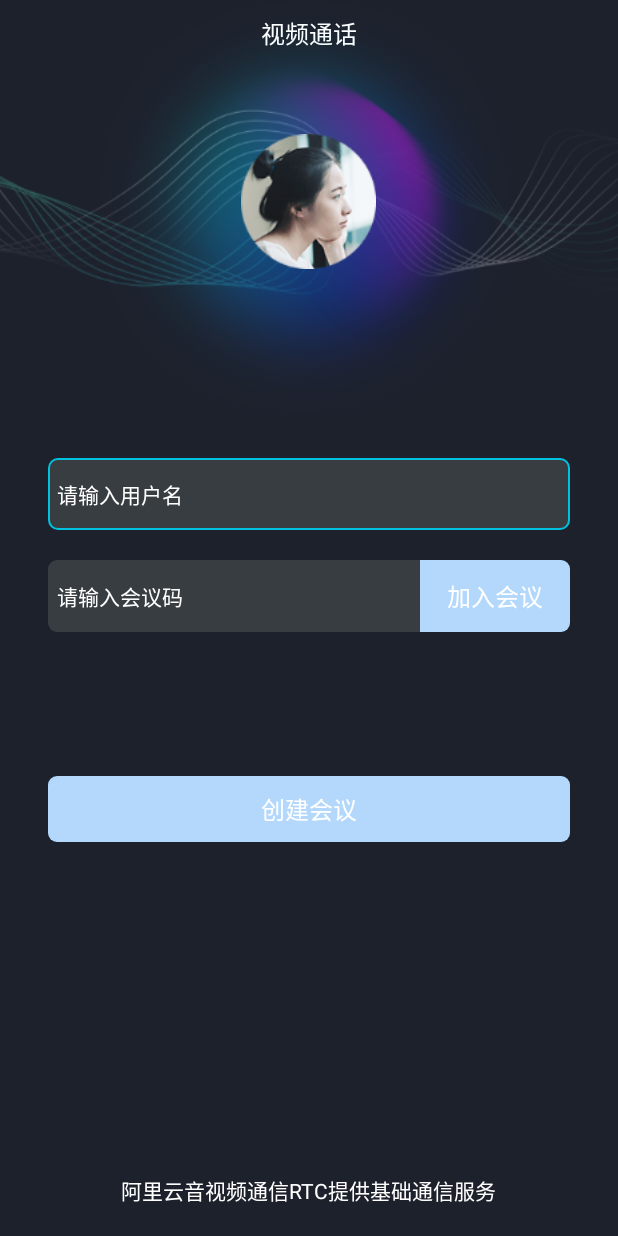
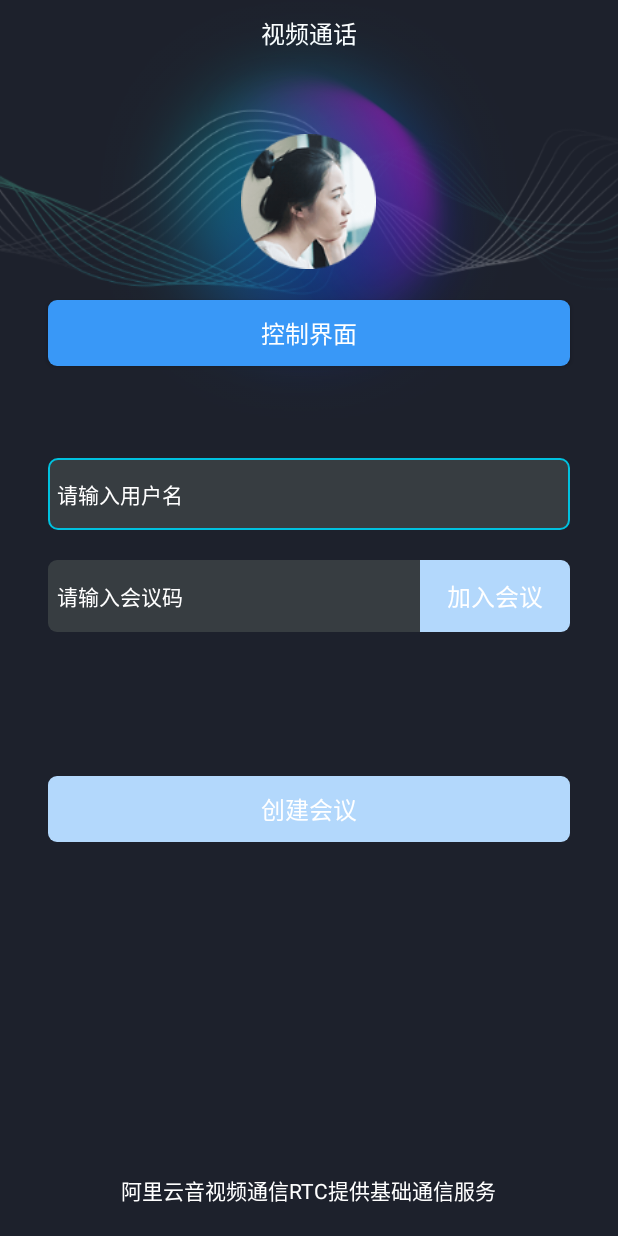
Before and after one commit to tulvgengenr/XiaoBot-APP, an Android app: the screen it shows after launch (VideoCallJoinActivity), on a phone screen of 412 x 824 dp. Run offline under Robolectric (Android 15) with nearby library versions, the phone set to English and light mode, and no system bars; our stand-ins replace CircleImageView; libraries missing offline, so code that uses them is left out: com.alivc.rtc.

Commit message:
add-the-page-for-controlling-but-not-implementing

```diff
--- a/app/src/main/AndroidManifest.xml
+++ b/app/src/main/AndroidManifest.xml
@@ -55,6 +55,7 @@
             android:launchMode="singleTask">
 
         </activity>
+        <activity android:name="com.aliyun.apsaravideo.sophon.control.ControlActivity"/>
     </application>
 
 </manifest>
--- a/app/src/main/java/com/aliyun/apsaravideo/sophon/login/VideoCallJoinActivity.java
+++ b/app/src/main/java/com/aliyun/apsaravideo/sophon/login/VideoCallJoinActivity.java
@@ -14,6 +14,7 @@ import com.alirtc.beacontowner.R;
 import com.alivc.rtc.AliRtcAuthInfo;
 import com.aliyun.apsaravideo.sophon.base.BaseActivity;
 import com.aliyun.apsaravideo.sophon.bean.RTCAuthInfo;
+import com.aliyun.apsaravideo.sophon.control.ControlActivity;
 import com.aliyun.apsaravideo.sophon.listener.ChannelTextWatchListener;
 import com.aliyun.apsaravideo.sophon.listener.TextChangeListener;
 import com.aliyun.apsaravideo.sophon.listener.TextWatcherListener;
@@ -40,6 +41,7 @@ public class VideoCallJoinActivity extends BaseActivity implements View.OnClickL
 
     private Button btnJoinMeeting;
     private Button btnCreateMeeting;
+    private Button btnToControl;
     private TextView titlebarTitle;
     private EditText mEtNickName;
     private EditText etChannel;
@@ -89,6 +91,7 @@ public class VideoCallJoinActivity extends BaseActivity implements View.OnClickL
     private void initView() {
         titlebarTitle = findViewById(R.id.titlebar_title);
         btnCreateMeeting = findViewById(R.id.btn_meeting_create);
+        btnToControl = findViewById(R.id.btn_to_control);
         btnJoinMeeting = findViewById(R.id.btn_meeting_join);
         mEtNickName = findViewById(R.id.et_nickname);
         etChannel = findViewById(R.id.et_channel_id);
@@ -312,4 +315,12 @@ public class VideoCallJoinActivity extends BaseActivity implements View.OnClickL
     public boolean onCreateOptionsMenu(Menu menu) {
         return true;
     }
+    /**
+     * 跳转到控制界面
+     */
+    public void toControl(View view){
+        Intent intent = new Intent(this, ControlActivity.class);
+        startActivity(intent);
+    }
+
 }
--- a/app/src/main/res/layout/activity_join.xml
+++ b/app/src/main/res/layout/activity_join.xml
@@ -174,5 +174,20 @@
         android:text="@string/aliyun_rtc_hint"
         android:textColor="@color/white_alpha_100" />
 
+    <Button
+        android:id="@+id/btn_to_control"
+        android:layout_width="match_parent"
+        android:layout_height="@dimen/dimen_44"
+        android:layout_marginStart="@dimen/dimen_32"
+        android:layout_marginLeft="@dimen/dimen_32"
+        android:layout_marginTop="200dp"
+        android:layout_marginEnd="@dimen/dimen_32"
+        android:layout_marginRight="@dimen/dimen_32"
+        android:background="@drawable/alivc_btn_bg_selector"
+        android:gravity="center"
+        android:onClick="toControl"
+        android:text="@string/aliyun_to_control"
+        android:textColor="@android:color/white"
+        android:textSize="@dimen/alivc_common_font_16" />
 
 </RelativeLayout>
--- a/app/src/main/res/values/strings.xml
+++ b/app/src/main/res/values/strings.xml
@@ -18,6 +18,7 @@
     <string name="aliyun_getuser_fail">获取用户信息失败</string>
     <string name="aliyun_joinchannel_hint">请输入创建的频道号（1~12位数字）</string>
     <string name="aliyun_create_channel">创建会议</string>
+    <string name="aliyun_to_control">控制界面</string>
     <string name="aliyun_rtc_hint">阿里云音视频通信RTC提供基础通信服务</string>
     <string name="aliyun_time_txt_include_hour">%1$s:%2$s:%3$s</string>
     <string name="aliyun_time_txt">%1$s:%2$s</string>
```
Also changed, not shown: app/src/main/java/com/aliyun/apsaravideo/sophon/control/ControlActivity.java (added, +22 -0 lines), app/src/main/res/layout/activity_control.xml (added, +15 -0 lines).
